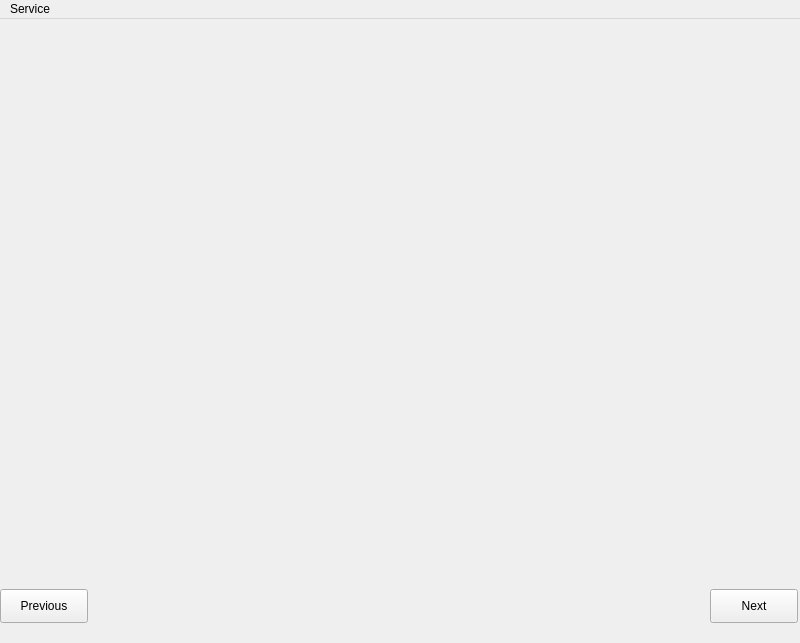
The window that service_configurator_widget.ui (YFL/appointy_appointment_and_request_creator) describes before a commit, drawn with Qt 5.
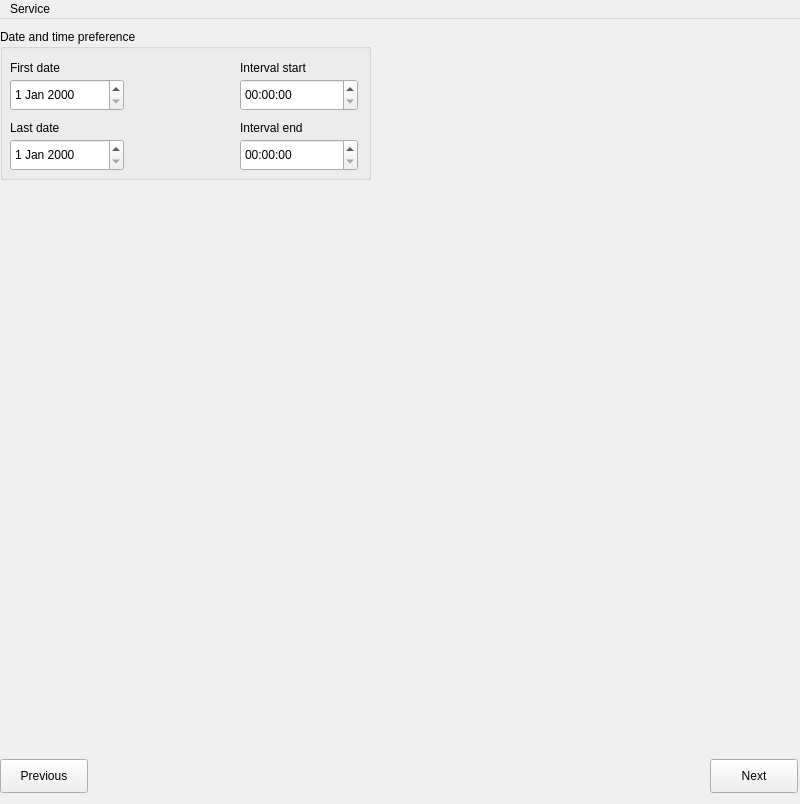
The same window after the commit.

Commit message:
The problem with the overlapping widget solved. Briefing below
The newly created question display widgets get ui->question_widget
as their parent. This way, they are properly positioned.

 On branch master
 Your branch is up to date with 'origin/master'.

 Changes to be committed:
	modified:   service_configurator_widget.cc
	modified:   service_configurator_widget.ui

What changed in the file:
```diff
--- a/service_configurator_widget.ui
+++ b/service_configurator_widget.ui
@@ -7,7 +7,7 @@
     <x>0</x>
     <y>0</y>
     <width>800</width>
-    <height>643</height>
+    <height>804</height>
    </rect>
   </property>
   <property name="windowTitle">
@@ -18,7 +18,7 @@
     <property name="geometry">
      <rect>
       <x>0</x>
-      <y>0</y>
+      <y>170</y>
       <width>801</width>
       <height>571</height>
      </rect>
@@ -28,7 +28,7 @@
     <property name="geometry">
      <rect>
       <x>0</x>
-      <y>570</y>
+      <y>740</y>
       <width>88</width>
       <height>34</height>
      </rect>
@@ -41,7 +41,7 @@
     <property name="geometry">
      <rect>
       <x>710</x>
-      <y>570</y>
+      <y>740</y>
       <width>88</width>
       <height>34</height>
      </rect>
@@ -50,6 +50,111 @@
      <string>Next</string>
     </property>
    </widget>
+   <widget class="QGroupBox" name="groupBox">
+    <property name="geometry">
+     <rect>
+      <x>0</x>
+      <y>10</y>
+      <width>371</width>
+      <height>151</height>
+     </rect>
+    </property>
+    <property name="title">
+     <string>Date and time preference</string>
+    </property>
+    <widget class="QDateEdit" name="first_date">
+     <property name="geometry">
+      <rect>
+       <x>10</x>
+       <y>50</y>
+       <width>114</width>
+       <height>32</height>
+      </rect>
+     </property>
+    </widget>
+    <widget class="QTimeEdit" name="interval_start">
+     <property name="geometry">
+      <rect>
+       <x>240</x>
+       <y>50</y>
+       <width>118</width>
+       <height>32</height>
+      </rect>
+     </property>
+    </widget>
+    <widget class="QLabel" name="first_date_label">
+     <property name="geometry">
+      <rect>
+       <x>10</x>
+       <y>30</y>
+       <width>58</width>
+       <height>18</height>
+      </rect>
+     </property>
+     <property name="text">
+      <string>First date</string>
+     </property>
+    </widget>
+    <widget class="QLabel" name="last_date_label">
+     <property name="geometry">
+      <rect>
+       <x>10</x>
+       <y>90</y>
+       <width>58</width>
+       <height>18</height>
+      </rect>
+     </property>
+     <property name="text">
+      <string>Last date</string>
+     </property>
+    </widget>
+    <widget class="QDateEdit" name="last_date">
+     <property name="geometry">
+      <rect>
+       <x>10</x>
+       <y>110</y>
+       <width>114</width>
+       <height>32</height>
+      </rect>
+     </property>
+    </widget>
+    <widget class="QLabel" name="interval_start_label">
+     <property name="geometry">
+      <rect>
+       <x>240</x>
+       <y>30</y>
+       <width>81</width>
+       <height>18</height>
+      </rect>
+     </property>
+     <property name="text">
+      <string>Interval start</string>
+     </property>
+    </widget>
+    <widget class="QLabel" name="interval_end_label">
+     <property name="geometry">
+      <rect>
+       <x>240</x>
+       <y>90</y>
+       <width>81</width>
+       <height>18</height>
+      </rect>
+     </property>
+     <property name="text">
+      <string>Interval end</string>
+     </property>
+    </widget>
+    <widget class="QTimeEdit" name="interval_end">
+     <property name="geometry">
+      <rect>
+       <x>240</x>
+       <y>110</y>
+       <width>118</width>
+       <height>32</height>
+      </rect>
+     </property>
+    </widget>
+   </widget>
   </widget>
   <widget class="QMenuBar" name="menubar">
    <property name="geometry">
```
The commit also changes 1 other file.
